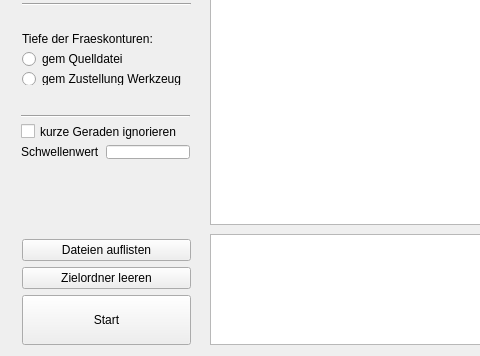
TischlerWilly/postprozessor, file mainwindow.ui: the form before one commit; both pictures show x 0 to 480 and y 355 to 711 of the 896 by 711 pixel window.
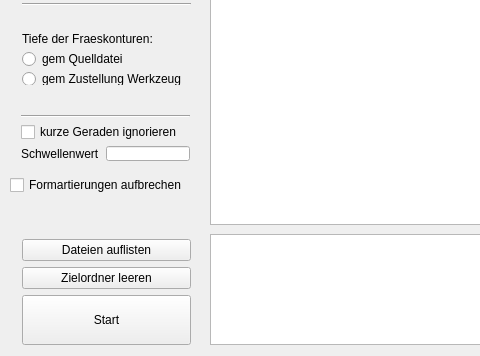
The form after the commit.

Commit message: formartierung aufbrechen zu fkon begonnen

The edit to the form file:
```diff
--- a/mainwindow.ui
+++ b/mainwindow.ui
@@ -144,7 +144,7 @@
       <x>11</x>
       <y>564</y>
       <width>191</width>
-      <height>118</height>
+      <height>122</height>
      </rect>
     </property>
     <layout class="QVBoxLayout" name="verticalLayout">
@@ -323,13 +323,13 @@
      </item>
     </layout>
    </widget>
-   <widget class="QWidget" name="">
+   <widget class="QWidget" name="layoutWidget">
     <property name="geometry">
      <rect>
       <x>10</x>
       <y>440</y>
       <width>191</width>
-      <height>66</height>
+      <height>68</height>
      </rect>
     </property>
     <layout class="QGridLayout" name="gridLayout_2">
@@ -359,6 +359,19 @@
      </item>
     </layout>
    </widget>
+   <widget class="QCheckBox" name="checkBox_formatierung_aufbrechen">
+    <property name="geometry">
+     <rect>
+      <x>10</x>
+      <y>510</y>
+      <width>191</width>
+      <height>22</height>
+     </rect>
+    </property>
+    <property name="text">
+     <string>Formartierungen aufbrechen</string>
+    </property>
+   </widget>
   </widget>
   <widget class="QMenuBar" name="menuBar">
    <property name="geometry">
```
Left out of the diff: 2 changed lines with no effect on the pictures. The commit also changes 7 other files.
